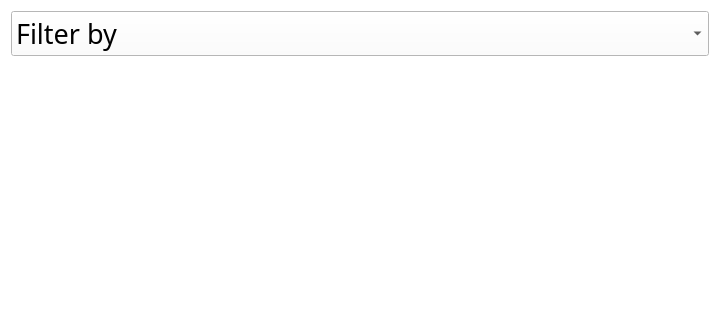
beaesguerra/dressr, file closet.ui: the form before one commit; both pictures show x 0 to 720 and y 0 to 320 of the 720 by 1288 pixel window.
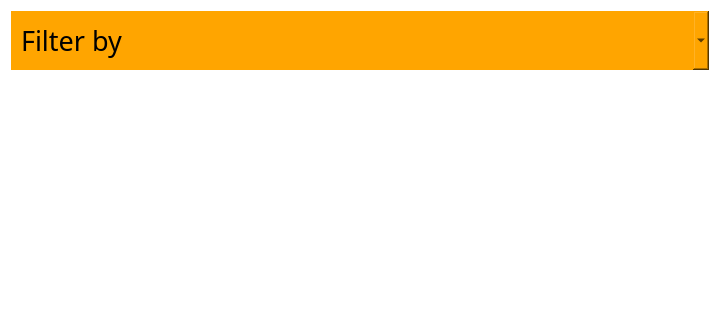
The form after the commit.

Commit message: editting filter drop down

Patch:
```diff
--- a/closet.ui
+++ b/closet.ui
@@ -28,6 +28,12 @@
        <pointsize>20</pointsize>
       </font>
      </property>
+     <property name="styleSheet">
+      <string notr="true">border-radius:0px; 
+background-color: orange;
+padding: 10px;
+</string>
+     </property>
      <item>
       <property name="text">
        <string>Filter by</string>
```
Left out of the diff: 10 changed lines with no effect on the pictures.
